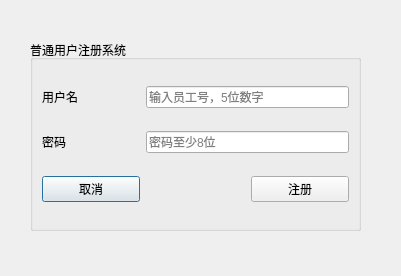
Above: resi.ui from liujitong/enterprise-attendance-mannagement-system_byQt6 before the change. Below: the same form after it.
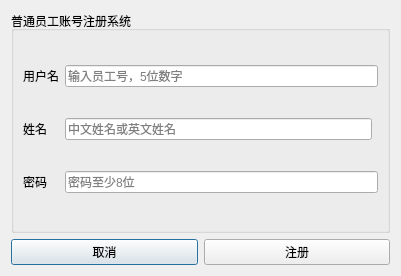
That is the form after the change.

Commit message: 超级管理员的的部门管理完结，员工管理注册完结

What changed in the file:
```diff
--- a/resi.ui
+++ b/resi.ui
@@ -13,19 +13,27 @@
   <property name="windowTitle">
    <string>普通用户注册系统</string>
   </property>
+  <layout class="QGridLayout" name="gridLayout_2">
+   <item row="0" column="0" colspan="2">
   <widget class="QGroupBox" name="groupBox">
-   <property name="geometry">
-    <rect>
-     <x>30</x>
-     <y>40</y>
-     <width>331</width>
-     <height>191</height>
-    </rect>
-   </property>
    <property name="title">
-    <string>普通用户注册系统</string>
+      <string>普通员工账号注册系统</string>
    </property>
    <layout class="QGridLayout" name="gridLayout">
+      <item row="2" column="0">
+       <widget class="QLabel" name="label_2">
+        <property name="text">
+         <string>密码</string>
+        </property>
+       </widget>
+      </item>
+      <item row="2" column="1" colspan="2">
+       <widget class="QLineEdit" name="password">
+        <property name="placeholderText">
+         <string>密码至少8位</string>
+        </property>
+       </widget>
+      </item>
     <item row="0" column="1" colspan="2">
      <widget class="QLineEdit" name="name">
       <property name="placeholderText">
@@ -40,28 +48,31 @@
       </property>
      </widget>
     </item>
+      <item row="1" column="1">
+       <widget class="QLineEdit" name="name1">
+        <property name="placeholderText">
+         <string>中文姓名或英文姓名</string>
+        </property>
+       </widget>
+      </item>
     <item row="1" column="0">
-     <widget class="QLabel" name="label_2">
+       <widget class="QLabel" name="label_3">
       <property name="text">
-       <string>密码</string>
+         <string>姓名</string>
       </property>
      </widget>
     </item>
-    <item row="3" column="0">
+     </layout>
+    </widget>
+   </item>
+   <item row="1" column="0">
      <widget class="QPushButton" name="pushButton">
       <property name="text">
        <string>取消</string>
       </property>
      </widget>
     </item>
-    <item row="1" column="1" colspan="2">
-     <widget class="QLineEdit" name="password">
-      <property name="placeholderText">
-       <string>密码至少8位</string>
-      </property>
-     </widget>
-    </item>
-    <item row="3" column="2">
+   <item row="1" column="1">
      <widget class="QPushButton" name="pushButton_2">
       <property name="text">
        <string>注册</string>
@@ -69,7 +80,6 @@
      </widget>
     </item>
    </layout>
-  </widget>
  </widget>
  <resources/>
  <connections>
```
Left out of the diff: 4 changed lines with no effect on the pictures. Lines whose indentation alone changed are shown as unchanged. The commit also changes 28 other files.
